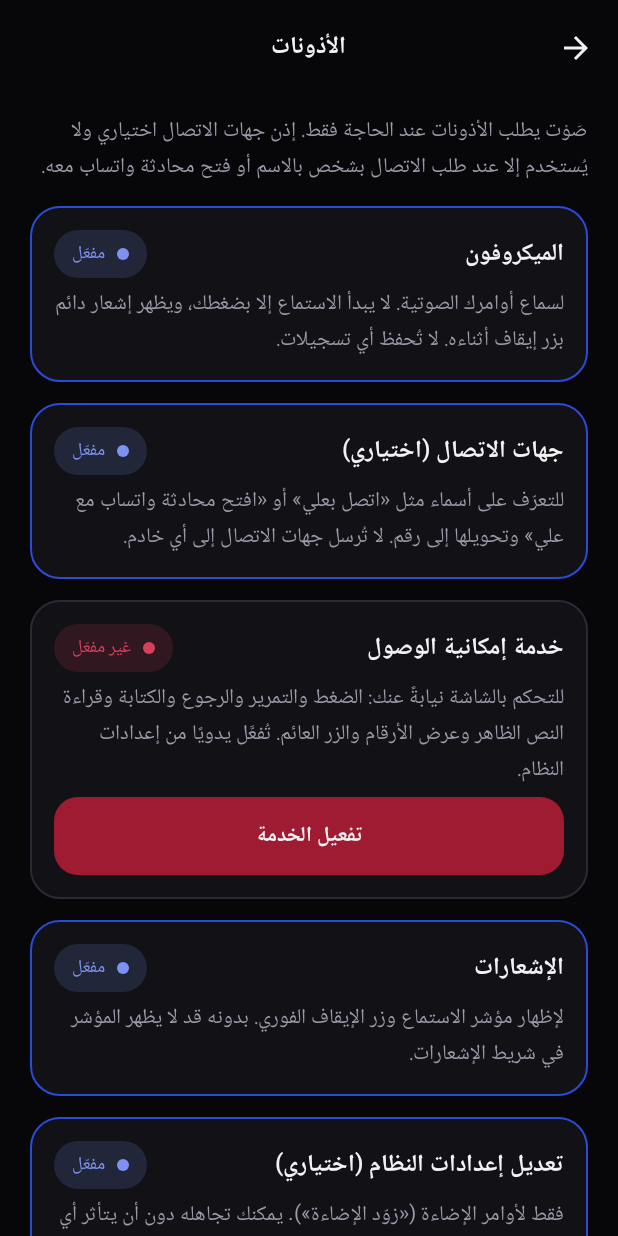
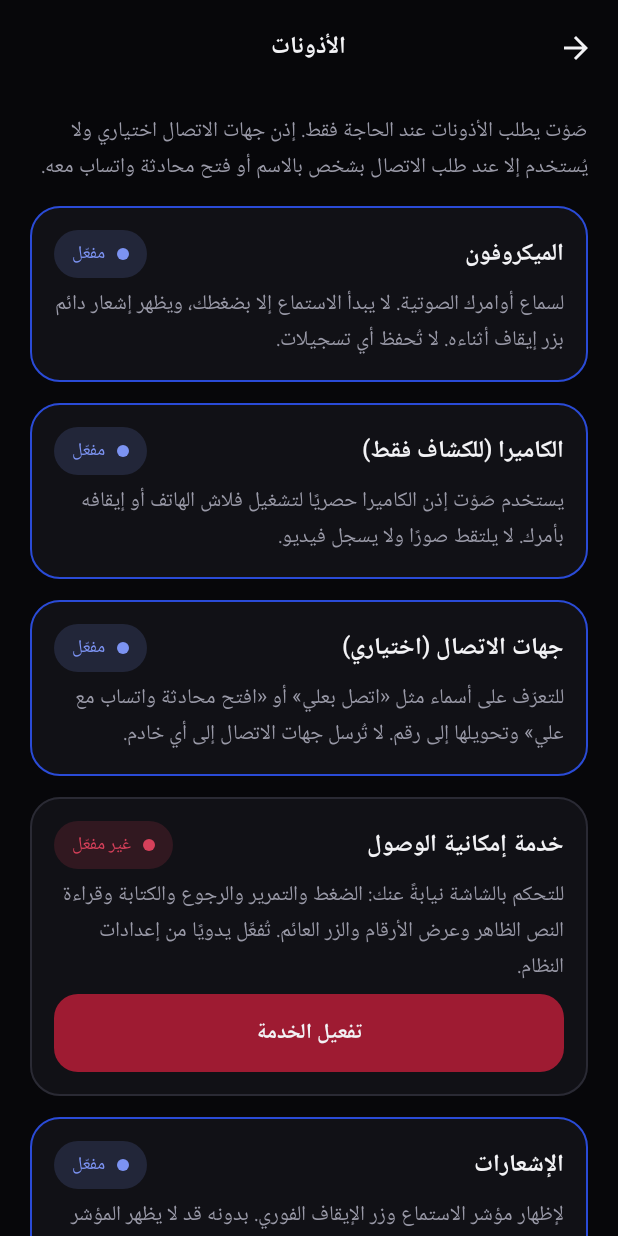
Before and after one commit to DictatorEG2/-, an Android app built with Jetpack Compose: the PermissionsScreen screen opened through its navigation route, on a phone screen of 412 x 824 dp. Run offline under Robolectric (Android 15) with nearby library versions, the phone set to English and light mode, and no system bars; our stand-ins replace Room's generated code.

Commit message:
Add optional flashlight permission control to settings

```diff
--- a/SAWT-Android/app/src/main/java/com/sawt/voice/ui/screens/SettingsScreens.kt
+++ b/SAWT-Android/app/src/main/java/com/sawt/voice/ui/screens/SettingsScreens.kt
@@ -251,6 +251,7 @@ fun PermissionsScreen(back: () -> Unit) {
     val context = LocalContext.current
     val tick = rememberResumeTick()
     var refresh by remember { mutableIntStateOf(0) }
+    val camera = remember(tick, refresh) { Permissions.hasCamera(context) }
     val contacts = remember(tick, refresh) { Permissions.hasContacts(context) }
     val mic = remember(tick, refresh) { Permissions.hasMic(context) }
     val notif = remember(tick, refresh) { Permissions.hasNotifications(context) }
@@ -258,6 +259,7 @@ fun PermissionsScreen(back: () -> Unit) {
     val write = remember(tick, refresh) { Permissions.canWriteSettings(context) }
     var showDisclosure by remember { mutableStateOf(false) }
 
+    val cameraLauncher = rememberLauncherForActivityResult(ActivityResultContracts.RequestPermission()) { refresh++ }
     val contactsLauncher = rememberLauncherForActivityResult(ActivityResultContracts.RequestPermission()) { refresh++ }
     val micLauncher = rememberLauncherForActivityResult(ActivityResultContracts.RequestPermission()) { refresh++ }
     val notifLauncher = rememberLauncherForActivityResult(ActivityResultContracts.RequestPermission()) { refresh++ }
@@ -276,6 +278,13 @@ fun PermissionsScreen(back: () -> Unit) {
                 granted = mic,
                 actionLabel = "السماح بالميكروفون",
             ) { micLauncher.launch(Manifest.permission.RECORD_AUDIO) }
+
+            PermissionCard(
+                title = "الكاميرا (للكشاف فقط)",
+                reason = "يستخدم صَوْت إذن الكاميرا حصريًا لتشغيل فلاش الهاتف أو إيقافه بأمرك. لا يلتقط صورًا ولا يسجل فيديو.",
+                granted = camera,
+                actionLabel = "السماح بالكشاف",
+            ) { cameraLauncher.launch(Manifest.permission.CAMERA) }
 
             PermissionCard(
                 title = "جهات الاتصال (اختياري)",
```
